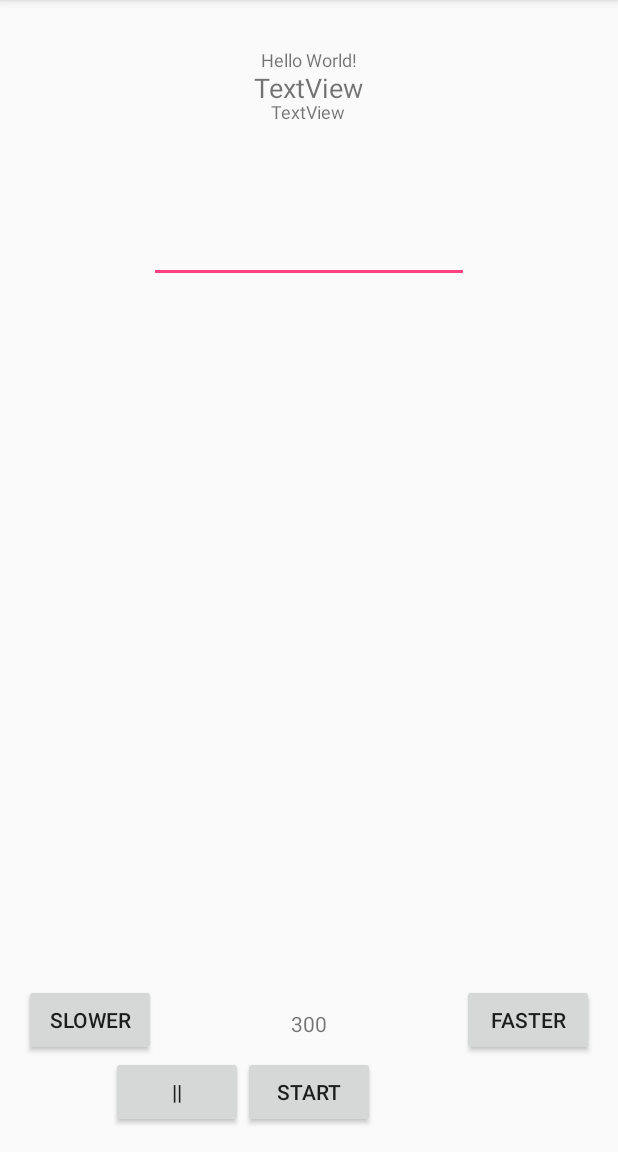
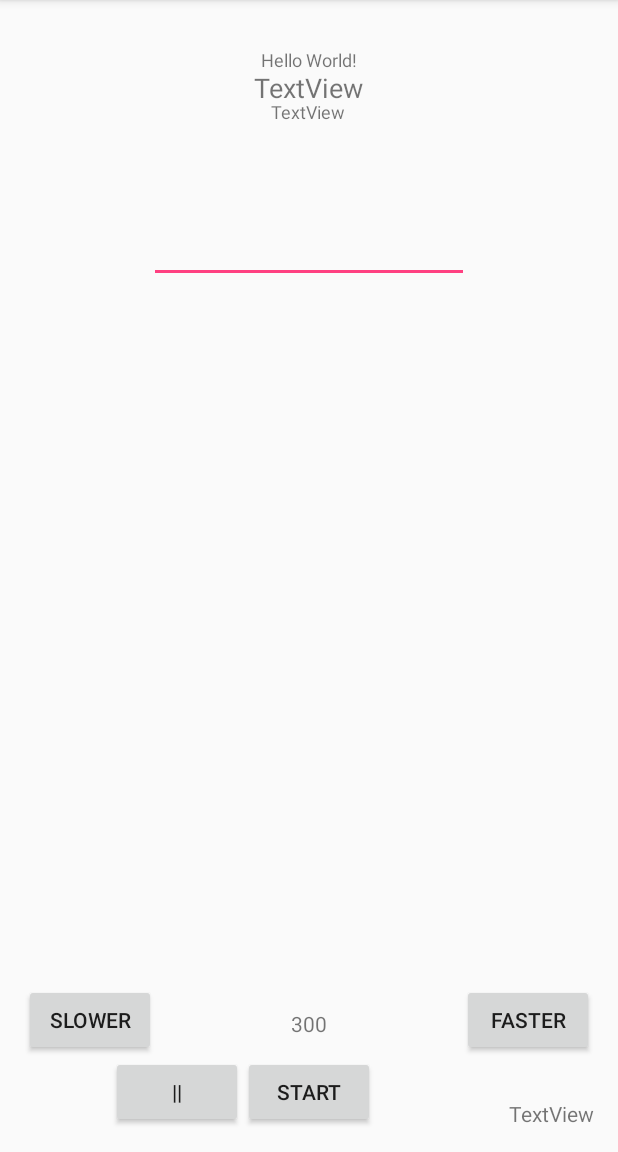
Before and after one commit to RyosukeHigo/SpeedReadingAndroid, an Android app: the screen it shows after launch (MainActivity), on a phone screen of 412 x 824 dp, the part 84-1236 px from its top. Run offline under Robolectric (Android 15) with nearby library versions, the phone set to English and light mode, and no system bars; 3 statements that could not run were skipped.

Commit message:
add light sensor

```diff
--- a/app/src/main/java/com/example/rubik_000/speedreadingandroid/MainActivity.java
+++ b/app/src/main/java/com/example/rubik_000/speedreadingandroid/MainActivity.java
@@ -1,5 +1,10 @@
 package com.example.rubik_000.speedreadingandroid;
 
+import android.content.Context;
+import android.hardware.Sensor;
+import android.hardware.SensorEvent;
+import android.hardware.SensorEventListener;
+import android.hardware.SensorManager;
 import android.net.Uri;
 import android.os.Handler;
 import android.support.v7.app.AppCompatActivity;
@@ -28,6 +33,7 @@ import java.net.HttpURLConnection;
 import java.net.URL;
 import java.net.URLEncoder;
 import java.util.ArrayList;
+import java.util.List;
 
 import org.xmlpull.v1.XmlPullParser;
 
@@ -36,7 +42,7 @@ import android.util.Xml;
 import org.xmlpull.v1.XmlPullParserException;
 import org.xmlpull.v1.XmlPullParserFactory;
 
-public class MainActivity extends AppCompatActivity {
+public class MainActivity extends AppCompatActivity implements SensorEventListener {
 
     /**
      * ATTENTION: This was auto-generated to implement the App Indexing API.
@@ -50,6 +56,8 @@ public class MainActivity extends AppCompatActivity {
     TextView rate;
     int stime = 300;
     boolean flag = false;
+    private SensorManager mSensorManager;
+    TextView textView;
     @Override
     protected void onCreate(Bundle savedInstanceState) {
         super.onCreate(savedInstanceState);
@@ -106,6 +114,7 @@ public class MainActivity extends AppCompatActivity {
             @Override
             public void onClick(View v) {
                 stime += 50;
+                rate.setText(String.valueOf(stime));
             }
         });
         Button faster = (Button) findViewById(R.id.faster);
@@ -113,6 +122,7 @@ public class MainActivity extends AppCompatActivity {
             @Override
             public void onClick(View v) {
                 stime -= 50;
+                rate.setText(String.valueOf(stime));
             }
         });
         Button stop = (Button)findViewById(R.id.stop);
@@ -122,6 +132,8 @@ public class MainActivity extends AppCompatActivity {
                 flag = !flag;
             }
         });
+        mSensorManager = (SensorManager) getSystemService(Context.SENSOR_SERVICE);
+        textView = (TextView)findViewById(R.id.textView);
         // ATTENTION: This was auto-generated to implement the App Indexing API.
         // See https://g.co/AppIndexing/AndroidStudio for more information.
         client = new GoogleApiClient.Builder(this).addApi(AppIndex.API).build();
@@ -193,7 +205,43 @@ public class MainActivity extends AppCompatActivity {
         br.close();
         return sb.toString();
     }
+    @Override
+    protected void onResume() {
+        super.onResume();
 
+        // 照度センサーを指定してオブジェクトリストを取得する
+        List<Sensor> sensors = mSensorManager.getSensorList(Sensor.TYPE_LIGHT);
+
+        // 照度センサーがサポートされているか確認してから登録する
+        if (sensors.size() > 0) {
+            Sensor s = sensors.get(0);
+            mSensorManager.registerListener(this, s, SensorManager.SENSOR_DELAY_UI);
+        }
+    }
+
+    @Override
+    public void onAccuracyChanged(Sensor sensor, int accuracy) {
+        // onAccuracyChangedは今回は未使用
+    }
+
+    @Override
+    public void onSensorChanged(SensorEvent event) {
+        switch(event.sensor.getType()){
+            case Sensor.TYPE_LIGHT:
+                // 現在の明るさを取得
+                int light_value = (int)(event.values[0]);
+
+                // 明るさが200未満のときのセリフ
+                if (light_value < 200) {
+                    textView.setText("暗い");
+
+                    // 明るさが200以上のときのセリフ
+                } else {
+                    textView.setText("明るい");
+                }
+                break;
+        }
+    }
     /**
      * ATTENTION: This was auto-generated to implement the App Indexing API.
      * See https://g.co/AppIndexing/AndroidStudio for more information.
--- a/app/src/main/res/layout/activity_main.xml
+++ b/app/src/main/res/layout/activity_main.xml
@@ -93,4 +93,13 @@
         android:layout_toLeftOf="@+id/button"
         android:layout_toStartOf="@+id/button" />
 
+    <TextView
+        android:text="TextView"
+        android:layout_width="wrap_content"
+        android:layout_height="wrap_content"
+        android:layout_alignParentBottom="true"
+        android:layout_alignParentRight="true"
+        android:layout_alignParentEnd="true"
+        android:id="@+id/textView" />
+
 </RelativeLayout>
```
